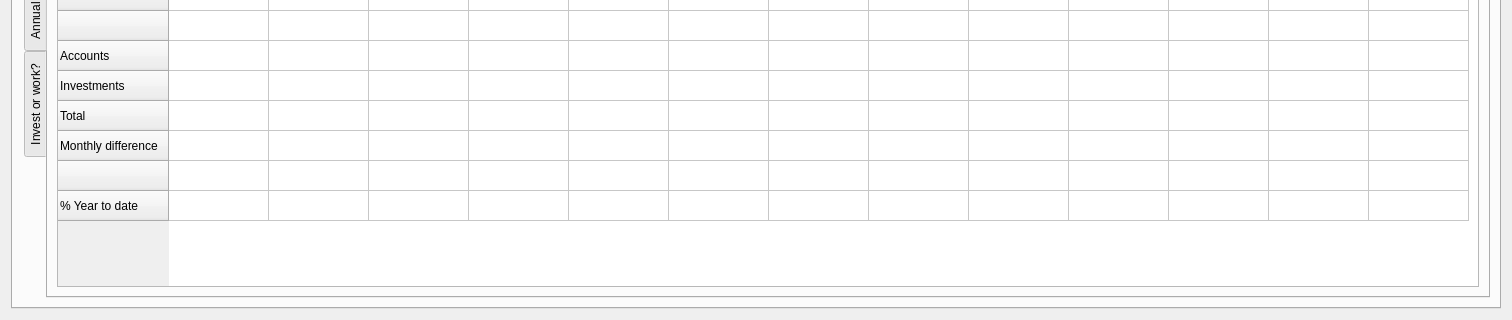
turulomio/xulpymoney, file ui/wdgTotal.ui: the form before one commit; both pictures show x 0 to 1512 and y 295 to 615 of the 1512 by 615 pixel window.
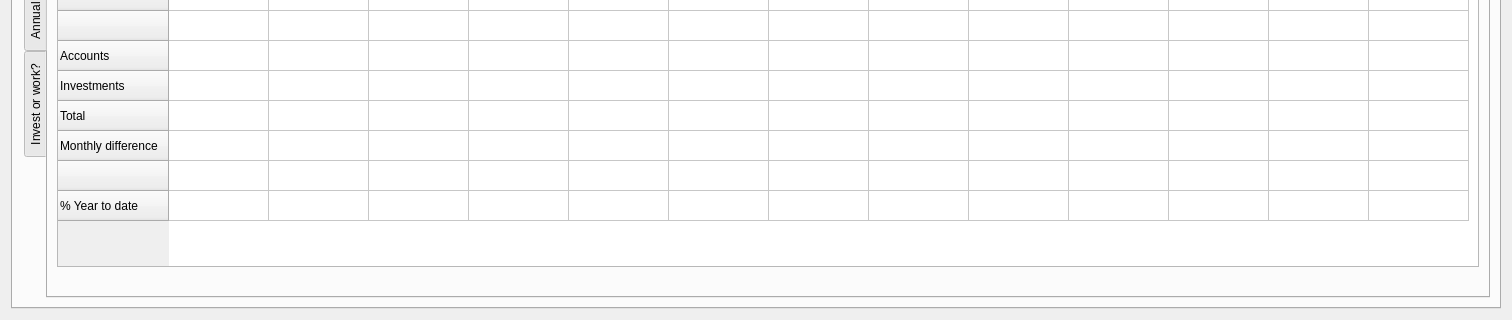
The form after the commit. Icons and pictures are not drawn. Custom widgets are drawn as their Qt base class.

Commit message: Added label to wdgTootal

```diff
--- a/ui/wdgTotal.ui
+++ b/ui/wdgTotal.ui
@@ -259,6 +259,22 @@
                    </column>
                   </widget>
                  </item>
+                 <item>
+                  <widget class="QLabel" name="lblInvested">
+                   <property name="font">
+                    <font>
+                     <weight>75</weight>
+                     <bold>true</bold>
+                    </font>
+                   </property>
+                   <property name="text">
+                    <string/>
+                   </property>
+                   <property name="alignment">
+                    <set>Qt::AlignCenter</set>
+                   </property>
+                  </widget>
+                 </item>
                 </layout>
                </item>
               </layout>
```
The commit also changes 5 other files.
